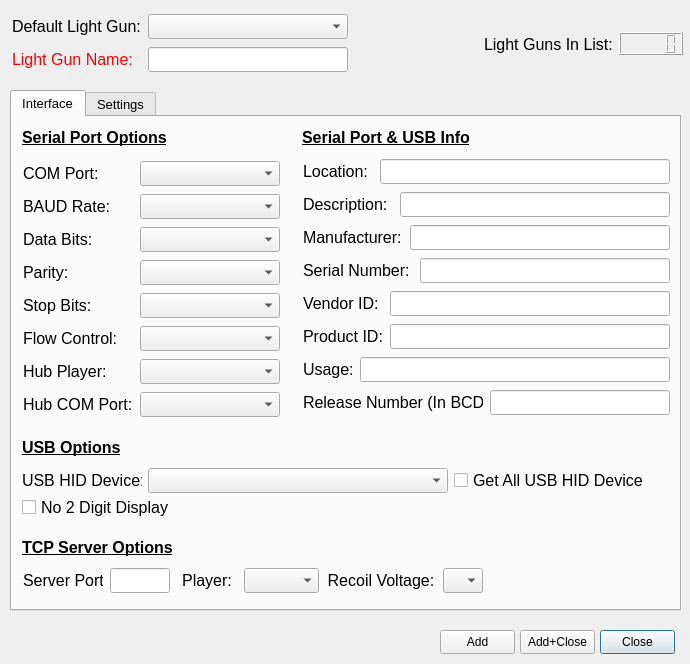
Above: Windows/addLightGunWindowV2.ui from 6Bolt/Hook-Of-The-Reaper before the change. Below: the same form after it.
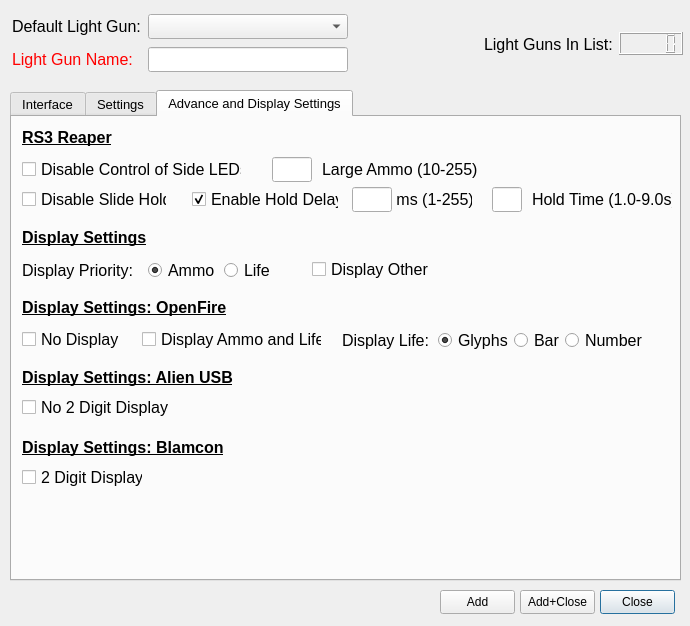
That is the form after the change. The open tabs and pages were chosen to show the change.

What changed in the file:
```diff
--- a/Windows/addLightGunWindowV2.ui
+++ b/Windows/addLightGunWindowV2.ui
@@ -7,7 +7,7 @@
     <x>0</x>
     <y>0</y>
     <width>690</width>
-    <height>664</height>
+    <height>626</height>
    </rect>
   </property>
   <property name="windowTitle">
@@ -19,7 +19,7 @@
      <x>10</x>
      <y>90</y>
      <width>671</width>
-     <height>521</height>
+     <height>491</height>
     </rect>
    </property>
    <property name="font">
@@ -83,29 +83,11 @@
       <set>Qt::AlignmentFlag::AlignLeading|Qt::AlignmentFlag::AlignLeft|Qt::AlignmentFlag::AlignVCenter</set>
      </property>
     </widget>
-    <widget class="QCheckBox" name="no2DigitCheckBox">
-     <property name="geometry">
-      <rect>
-       <x>10</x>
-       <y>380</y>
-       <width>161</width>
-       <height>21</height>
-      </rect>
-     </property>
-     <property name="font">
-      <font>
-       <pointsize>12</pointsize>
-      </font>
-     </property>
-     <property name="text">
-      <string>No 2 Digit Display</string>
-     </property>
-    </widget>
     <widget class="QLabel" name="label_23">
      <property name="geometry">
       <rect>
        <x>10</x>
-       <y>410</y>
+       <y>380</y>
        <width>151</width>
        <height>41</height>
       </rect>
@@ -144,7 +126,7 @@
       <string>Serial Port &amp; USB Info</string>
      </property>
     </widget>
-    <widget class="QWidget" name="">
+    <widget class="QWidget" name="layoutWidget">
      <property name="geometry">
       <rect>
        <x>10</x>
@@ -261,11 +243,11 @@
       </item>
      </layout>
     </widget>
-    <widget class="QWidget" name="">
+    <widget class="QWidget" name="layoutWidget">
      <property name="geometry">
       <rect>
        <x>10</x>
-       <y>450</y>
+       <y>420</y>
        <width>467</width>
        <height>27</height>
       </rect>
@@ -495,7 +477,7 @@
       </item>
      </layout>
     </widget>
-    <widget class="QWidget" name="">
+    <widget class="QWidget" name="layoutWidget">
      <property name="geometry">
       <rect>
        <x>290</x>
@@ -1109,7 +1091,7 @@
       </item>
      </layout>
     </widget>
-    <widget class="QWidget" name="">
+    <widget class="QWidget" name="layoutWidget">
      <property name="geometry">
       <rect>
        <x>10</x>
@@ -1576,7 +1558,7 @@
            </font>
           </property>
           <property name="text">
-           <string>Hub Player:</string>
+           <string>Hub USB:</string>
           </property>
          </widget>
         </item>
@@ -2683,12 +2665,813 @@
      </layout>
     </widget>
    </widget>
+   <widget class="QWidget" name="lgtab">
+    <attribute name="title">
+     <string>Advance and Display Settings</string>
+    </attribute>
+    <widget class="QLabel" name="recoilHeadLabel_2">
+     <property name="geometry">
+      <rect>
+       <x>10</x>
+       <y>0</y>
+       <width>91</width>
+       <height>41</height>
+      </rect>
+     </property>
+     <property name="font">
+      <font>
+       <pointsize>12</pointsize>
+       <bold>true</bold>
+       <underline>true</underline>
+      </font>
+     </property>
+     <property name="text">
+      <string>RS3 Reaper</string>
+     </property>
+     <property name="alignment">
+      <set>Qt::AlignmentFlag::AlignLeading|Qt::AlignmentFlag::AlignLeft|Qt::AlignmentFlag::AlignVCenter</set>
+     </property>
+    </widget>
+    <widget class="QCheckBox" name="reaperDisableLEDsCheckBox">
+     <property name="geometry">
+      <rect>
+       <x>10</x>
+       <y>40</y>
+       <width>220</width>
+       <height>25</height>
+      </rect>
+     </property>
+     <property name="sizePolicy">
+      <sizepolicy hsizetype="Fixed" vsizetype="Fixed">
+       <horstretch>0</horstretch>
+       <verstretch>0</verstretch>
+      </sizepolicy>
+     </property>
+     <property name="minimumSize">
+      <size>
+       <width>220</width>
+       <height>25</height>
+      </size>
+     </property>
+     <property name="maximumSize">
+      <size>
+       <width>220</width>
+       <height>25</height>
+      </size>
+     </property>
+     <property name="font">
+      <font>
+       <pointsize>12</pointsize>
+      </font>
+     </property>
+     <property name="text">
+      <string>Disable Control of Side LEDs</string>
+     </property>
+    </widget>
+    <widget class="QCheckBox" name="reaperDisableSlideCheckBox">
+     <property name="geometry">
+      <rect>
+       <x>10</x>
+       <y>70</y>
+       <width>145</width>
+       <height>25</height>
+      </rect>
+     </property>
+     <property name="sizePolicy">
+      <sizepolicy hsizetype="Fixed" vsizetype="Fixed">
+       <horstretch>0</horstretch>
+       <verstretch>0</verstretch>
+      </sizepolicy>
+     </property>
+     <property name="minimumSize">
+      <size>
+       <width>145</width>
+       <height>25</height>
+      </size>
+     </property>
+     <property name="maximumSize">
+      <size>
+       <width>145</width>
+       <height>25</height>
+      </size>
+     </property>
+     <property name="font">
+      <font>
+       <pointsize>12</pointsize>
+      </font>
+     </property>
+     <property name="text">
+      <string>Disable Slide Hold</string>
+     </property>
+    </widget>
+    <widget class="QCheckBox" name="reaperEnableSlideDelayCheckBox">
+     <property name="geometry">
+      <rect>
+       <x>180</x>
+       <y>70</y>
+       <width>147</width>
+       <height>25</height>
+      </rect>
+     </property>
+     <property name="sizePolicy">
+      <sizepolicy hsizetype="Fixed" vsizetype="Fixed">
+       <horstretch>0</horstretch>
+       <verstretch>0</verstretch>
+      </sizepolicy>
+     </property>
+     <property name="minimumSize">
+      <size>
+       <width>147</width>
+       <height>25</height>
+      </size>
+     </property>
+     <property name="maximumSize">
+      <size>
+       <width>147</width>
+       <height>25</height>
+      </size>
+     </property>
+     <property name="font">
+      <font>
+       <pointsize>12</pointsize>
+      </font>
+     </property>
+     <property name="text">
+      <string>Enable Hold Delay</string>
+     </property>
+     <property name="checked">
+      <bool>true</bool>
+     </property>
+    </widget>
+    <widget class="QLineEdit" name="reaperDelayTimeLineEdit">
+     <property name="geometry">
+      <rect>
+       <x>340</x>
+       <y>70</y>
+       <width>40</width>
+       <height>25</height>
+      </rect>
+     </property>
+     <property name="sizePolicy">
+      <sizepolicy hsizetype="Fixed" vsizetype="Fixed">
+       <horstretch>0</horstretch>
+       <verstretch>0</verstretch>
+      </sizepolicy>
+     </property>
+     <property name="minimumSize">
+      <size>
+       <width>40</width>
+       <height>25</height>
+      </size>
+     </property>
+     <property name="maximumSize">
+      <size>
+       <width>40</width>
+       <height>25</height>
+      </size>
+     </property>
+     <property name="font">
+      <font>
+       <pointsize>12</pointsize>
+      </font>
+     </property>
+     <property name="toolTip">
+      <string>Default is 145ms</string>
+     </property>
+    </widget>
+    <widget class="QLabel" name="reaperDelayLabel">
+     <property name="geometry">
+      <rect>
+       <x>380</x>
+       <y>70</y>
+       <width>80</width>
+       <height>25</height>
+      </rect>
+     </property>
+     <property name="minimumSize">
+      <size>
+       <width>80</width>
+       <height>25</height>
+      </size>
+     </property>
+     <property name="maximumSize">
+      <size>
+       <width>80</width>
+       <height>25</height>
+      </size>
+     </property>
+     <property name="font">
+      <font>
+       <pointsize>12</pointsize>
+      </font>
+     </property>
+     <property name="text">
+      <string> ms (1-255)</string>
+     </property>
+    </widget>
+    <widget class="QLineEdit" name="reaperSlideHoldTimeLineEdit">
+     <property name="geometry">
+      <rect>
+       <x>480</x>
+       <y>70</y>
+       <width>30</width>
+       <height>25</height>
+      </rect>
+     </property>
+     <property name="sizePolicy">
+      <sizepolicy hsizetype="Fixed" vsizetype="Fixed">
+       <horstretch>0</horstretch>
+       <verstretch>0</verstretch>
+      </sizepolicy>
+     </property>
+     <property name="minimumSize">
+      <size>
+       <width>30</width>
+       <height>25</height>
+      </size>
+     </property>
+     <property name="maximumSize">
+      <size>
+       <width>30</width>
+       <height>25</height>
+      </size>
+     </property>
+     <property name="font">
+      <font>
+       <pointsize>12</pointsize>
+      </font>
+     </property>
+     <property name="toolTip">
+      <string>Default is 5.0s</string>
+     </property>
+    </widget>
+    <widget class="QLabel" name="reaperHoldTimeLabel">
+     <property name="geometry">
+      <rect>
+       <x>520</x>
+       <y>70</y>
+       <width>140</width>
+       <height>25</height>
+      </rect>
+     </property>
+     <property name="sizePolicy">
+      <sizepolicy hsizetype="Fixed" vsizetype="Fixed">
+       <horstretch>0</horstretch>
+       <verstretch>0</verstretch>
+      </sizepolicy>
+     </property>
+     <property name="minimumSize">
+      <size>
+       <width>140</width>
+       <height>25</height>
+      </size>
+     </property>
+     <property name="maximumSize">
+      <size>
+       <width>140</width>
+       <height>25</height>
+      </size>
+     </property>
+     <property name="font">
+      <font>
+       <pointsize>12</pointsize>
+      </font>
+     </property>
+     <property name="text">
+      <string>Hold Time (1.0-9.0s)</string>
+     </property>
+    </widget>
+    <widget class="QLabel" name="recoilHeadLabel_3">
+     <property name="geometry">
+      <rect>
+       <x>10</x>
+       <y>100</y>
+       <width>131</width>
+       <height>41</height>
+      </rect>
+     </property>
+     <property name="font">
+      <font>
+       <pointsize>12</pointsize>
+       <bold>true</bold>
+       <underline>true</underline>
+      </font>
+     </property>
+     <property name="text">
+      <string>Display Settings</string>
+     </property>
+     <property name="alignment">
+      <set>Qt::AlignmentFlag::AlignLeading|Qt::AlignmentFlag::AlignLeft|Qt::AlignmentFlag::AlignVCenter</set>
+     </property>
+    </widget>
+    <widget class="QCheckBox" name="displayOtherCheckBox">
+     <property name="geometry">
+      <rect>
+       <x>300</x>
+       <y>140</y>
+       <width>120</width>
+       <height>25</height>
+      </rect>
+     </property>
+     <property name="sizePolicy">
+      <sizepolicy hsizetype="Fixed" vsizetype="Fixed">
+       <horstretch>0</horstretch>
+       <verstretch>0</verstretch>
+      </sizepolicy>
+     </property>
+     <property name="minimumSize">
+      <size>
+       <width>120</width>
+       <height>25</height>
+      </size>
+     </property>
+     <property name="maximumSize">
+      <size>
+       <width>120</width>
+       <height>25</height>
+      </size>
+     </property>
+     <property name="font">
+      <font>
+       <pointsize>12</pointsize>
+      </font>
+     </property>
+     <property name="text">
+      <string>Display Other</string>
+     </property>
+    </widget>
+    <widget class="QLabel" name="recoilHeadLabel_4">
+     <property name="geometry">
+      <rect>
+       <x>10</x>
+       <y>170</y>
+       <width>211</width>
+       <height>41</height>
+      </rect>
+     </property>
+     <property name="font">
+      <font>
+       <pointsize>12</pointsize>
+       <bold>true</bold>
+       <underline>true</underline>
+      </font>
+     </property>
+     <property name="text">
+      <string>Display Settings: OpenFire</string>
+     </property>
+     <property name="alignment">
+      <set>Qt::AlignmentFlag::AlignLeading|Qt::AlignmentFlag::AlignLeft|Qt::AlignmentFlag::AlignVCenter</set>
+     </property>
+    </widget>
+    <widget class="QCheckBox" name="openFireBothCheckBox">
+     <property name="geometry">
+      <rect>
+       <x>130</x>
+       <y>210</y>
+       <width>180</width>
+       <height>25</height>
+      </rect>
+     </property>
+     <property name="sizePolicy">
+      <sizepolicy hsizetype="Fixed" vsizetype="Fixed">
+       <horstretch>0</horstretch>
+       <verstretch>0</verstretch>
+      </sizepolicy>
+     </property>
+     <property name="minimumSize">
+      <size>
+       <width>180</width>
+       <height>25</height>
+      </size>
+     </property>
+     <property name="maximumSize">
+      <size>
+       <width>180</width>
+       <height>25</height>
+      </size>
+     </property>
+     <property name="font">
+      <font>
+       <pointsize>12</pointsize>
+      </font>
+     </property>
+     <property name="text">
+      <string>Display Ammo and Life</string>
+     </property>
+    </widget>
+    <widget class="QLabel" name="recoilHeadLabel_5">
+     <property name="geometry">
+      <rect>
+       <x>10</x>
+       <y>240</y>
+       <width>211</width>
+       <height>41</height>
+      </rect>
+     </property>
+     <property name="font">
+      <font>
+       <pointsize>12</pointsize>
+       <bold>true</bold>
+       <underline>true</underline>
+      </font>
+     </property>
+     <property name="text">
+      <string>Display Settings: Alien USB</string>
+     </property>
+     <property name="alignment">
+      <set>Qt::AlignmentFlag::AlignLeading|Qt::AlignmentFlag::AlignLeft|Qt::AlignmentFlag::AlignVCenter</set>
+     </property>
+    </widget>
+    <widget class="QCheckBox" name="no2DigitCheckBox">
+     <property name="geometry">
+      <rect>
+       <x>10</x>
+       <y>280</y>
+       <width>161</width>
+       <height>21</height>
+      </rect>
+     </property>
+     <property name="font">
+      <font>
+       <pointsize>12</pointsize>
+      </font>
+     </property>
+     <property name="text">
+      <string>No 2 Digit Display</string>
+     </property>
+    </widget>
+    <widget class="QLabel" name="recoilHeadLabel_6">
+     <property name="geometry">
+      <rect>
+       <x>10</x>
+       <y>310</y>
+       <width>201</width>
+       <height>41</height>
+      </rect>
+     </property>
+     <property name="font">
+      <font>
+       <pointsize>12</pointsize>
+       <bold>true</bold>
+       <underline>true</underline>
+      </font>
+     </property>
+     <property name="text">
+      <string>Display Settings: Blamcon</string>
+     </property>
+     <property name="alignment">
+      <set>Qt::AlignmentFlag::AlignLeading|Qt::AlignmentFlag::AlignLeft|Qt::AlignmentFlag::AlignVCenter</set>
+     </property>
+    </widget>
+    <widget class="QCheckBox" name="blamconDisplayCheckBox">
+     <property name="geometry">
+      <rect>
+       <x>10</x>
+       <y>350</y>
+       <width>121</width>
+       <height>21</height>
+      </rect>
+     </property>
+     <property name="font">
+      <font>
+       <pointsize>12</pointsize>
+      </font>
+     </property>
+     <property name="text">
+      <string>2 Digit Display</string>
+     </property>
+    </widget>
+    <widget class="QWidget" name="layoutWidget">
+     <property name="geometry">
+      <rect>
+       <x>10</x>
+       <y>140</y>
+       <width>254</width>
+       <height>27</height>
+      </rect>
+     </property>
+     <layout class="QHBoxLayout" name="horizontalLayout_28">
+      <item>
+       <widget class="QLabel" name="displayPriorityLabel">
+        <property name="sizePolicy">
+         <sizepolicy hsizetype="Fixed" vsizetype="Fixed">
+          <horstretch>0</horstretch>
+          <verstretch>0</verstretch>
+         </sizepolicy>
+        </property>
+        <property name="minimumSize">
+         <size>
+          <width>120</width>
+          <height>25</height>
+         </size>
+        </property>
+        <property name="maximumSize">
+         <size>
+          <width>120</width>
+          <height>25</height>
+         </size>
+        </property>
+        <property name="font">
+         <font>
+          <pointsize>12</pointsize>
+         </font>
+        </property>
+        <property name="text">
+         <string>Display Priority:</string>
+        </property>
+       </widget>
+      </item>
+      <item>
+       <widget class="QRadioButton" name="ammoRadioButton">
+        <property name="sizePolicy">
+         <sizepolicy hsizetype="Fixed" vsizetype="Fixed">
+          <horstretch>0</horstretch>
+          <verstretch>0</verstretch>
+         </sizepolicy>
+        </property>
+        <property name="minimumSize">
+         <size>
+          <width>70</width>
+          <height>25</height>
+         </size>
+        </property>
+        <property name="maximumSize">
+         <size>
+          <width>70</width>
+          <height>25</height>
+         </size>
+        </property>
+        <property name="font">
+         <font>
+          <pointsize>12</pointsize>
+         </font>
+        </property>
+        <property name="text">
+         <string>Ammo</string>
+        </property>
+        <property name="checked">
+         <bool>true</bool>
+        </property>
+       </widget>
+      </item>
+      <item>
+       <widget class="QRadioButton" name="lifeRadioButton">
+        <property name="minimumSize">
+         <size>
+          <width>50</width>
+          <height>25</height>
+         </size>
+        </property>
+        <property name="maximumSize">
+         <size>
+          <width>50</width>
+          <height>25</height>
+         </size>
+        </property>
+        <property name="font">
+         <font>
+          <pointsize>12</pointsize>
+         </font>
+        </property>
+        <property name="text">
+         <string>Life</string>
+        </property>
+       </widget>
+      </item>
+     </layout>
+    </widget>
+    <widget class="QWidget" name="layoutWidget">
+     <property name="geometry">
+      <rect>
+       <x>330</x>
+       <y>210</y>
+       <width>305</width>
+       <height>27</height>
+      </rect>
+     </property>
+     <layout class="QHBoxLayout" name="horizontalLayout_29">
+      <item>
+       <widget class="QLabel" name="openFireDisplayLifeLabel">
+        <property name="minimumSize">
+         <size>
+          <width>90</width>
+          <height>25</height>
+         </size>
+        </property>
+        <property name="maximumSize">
+         <size>
+          <width>90</width>
+          <height>25</height>
+         </size>
+        </property>
+        <property name="font">
+         <font>
+          <pointsize>12</pointsize>
+         </font>
+        </property>
+        <property name="text">
+         <string>Display Life:</string>
+        </property>
+       </widget>
+      </item>
+      <item>
+       <widget class="QRadioButton" name="openFireGlyphRadioButton">
+        <property name="sizePolicy">
+         <sizepolicy hsizetype="Fixed" vsizetype="Fixed">
+          <horstretch>0</horstretch>
+          <verstretch>0</verstretch>
+         </sizepolicy>
+        </property>
+        <property name="minimumSize">
+         <size>
+          <width>70</width>
+          <height>25</height>
+         </size>
+        </property>
+        <property name="maximumSize">
+         <size>
+          <width>70</width>
+          <height>25</height>
+         </size>
+        </property>
+        <property name="font">
+         <font>
+          <pointsize>12</pointsize>
+         </font>
+        </property>
+        <property name="text">
+         <string>Glyphs</string>
+        </property>
+        <property name="checked">
+         <bool>true</bool>
+        </property>
+       </widget>
+      </item>
+      <item>
+       <widget class="QRadioButton" name="openFireBarRadioButton">
+        <property name="sizePolicy">
+         <sizepolicy hsizetype="Fixed" vsizetype="Fixed">
+          <horstretch>0</horstretch>
+          <verstretch>0</verstretch>
+         </sizepolicy>
+        </property>
+        <property name="minimumSize">
+         <size>
+          <width>45</width>
+          <height>25</height>
+         </size>
+        </property>
+        <property name="maximumSize">
+         <size>
+          <width>45</width>
+          <height>25</height>
+         </size>
+        </property>
+        <property name="font">
+         <font>
+          <pointsize>12</pointsize>
+         </font>
+        </property>
+        <property name="text">
+         <string>Bar</string>
+        </property>
+       </widget>
+      </item>
+      <item>
+       <widget class="QRadioButton" name="openFireNumberRadioButton">
+        <property name="sizePolicy">
+         <sizepolicy hsizetype="Fixed" vsizetype="Fixed">
+          <horstretch>0</horstretch>
+          <verstretch>0</verstretch>
+         </sizepolicy>
+        </property>
+        <property name="minimumSize">
+         <size>
+          <width>80</width>
+          <height>25</height>
+         </size>
+        </property>
+        <property name="maximumSize">
+         <size>
+          <width>80</width>
+          <height>25</height>
+         </size>
+        </property>
+        <property name="font">
+         <font>
+          <pointsize>12</pointsize>
+         </font>
+        </property>
+        <property name="text">
+         <string>Number</string>
+        </property>
+       </widget>
+      </item>
+     </layout>
+    </widget>
+    <widget class="QLineEdit" name="reaperLargeAmmoLineEdit">
+     <property name="geometry">
+      <rect>
+       <x>260</x>
+       <y>40</y>
+       <width>40</width>
+       <height>25</height>
+      </rect>
+     </property>
+     <property name="minimumSize">
+      <size>
+       <width>40</width>
+       <height>25</height>
+      </size>
+     </property>
+     <property name="maximumSize">
+      <size>
+       <width>40</width>
+       <height>25</height>
+      </size>
+     </property>
+     <property name="font">
+      <font>
+       <pointsize>12</pointsize>
+      </font>
+     </property>
+     <property name="toolTip">
+      <string>Default is 15</string>
+     </property>
+    </widget>
+    <widget class="QLabel" name="reaperLargeAmmoLabel">
+     <property name="geometry">
+      <rect>
+       <x>310</x>
+       <y>40</y>
+       <width>155</width>
+       <height>25</height>
+      </rect>
+     </property>
+     <property name="minimumSize">
+      <size>
+       <width>155</width>
+       <height>25</height>
+      </size>
+     </property>
+     <property name="maximumSize">
+      <size>
+       <width>155</width>
+       <height>25</height>
+      </size>
+     </property>
+     <property name="font">
+      <font>
+       <pointsize>12</pointsize>
+      </font>
+     </property>
+     <property name="text">
+      <string>Large Ammo (10-255)</string>
+     </property>
+    </widget>
+    <widget class="QCheckBox" name="openFireNoDisplayCheckBox">
+     <property name="geometry">
+      <rect>
+       <x>10</x>
+       <y>210</y>
+       <width>100</width>
+       <height>25</height>
+      </rect>
+     </property>
+     <property name="sizePolicy">
+      <sizepolicy hsizetype="Fixed" vsizetype="Fixed">
+       <horstretch>0</horstretch>
+       <verstretch>0</verstretch>
+      </sizepolicy>
+     </property>
+     <property name="minimumSize">
+      <size>
+       <width>100</width>
+       <height>25</height>
+      </size>
+     </property>
+     <property name="maximumSize">
+      <size>
+       <width>100</width>
+       <height>25</height>
+      </size>
+     </property>
+     <property name="font">
+      <font>
+       <pointsize>12</pointsize>
+      </font>
+     </property>
+     <property name="text">
+      <string>No Display</string>
+     </property>
+    </widget>
+   </widget>
   </widget>
   <widget class="QPushButton" name="cancelPushButton">
    <property name="geometry">
     <rect>
      <x>600</x>
-     <y>630</y>
+     <y>590</y>
      <width>75</width>
      <height>24</height>
     </rect>
@@ -2707,7 +3490,7 @@
    <property name="geometry">
     <rect>
      <x>520</x>
-     <y>630</y>
+     <y>590</y>
      <width>75</width>
      <height>24</height>
     </rect>
@@ -2723,7 +3506,7 @@
    <property name="geometry">
     <rect>
      <x>440</x>
-     <y>630</y>
+     <y>590</y>
      <width>75</width>
      <height>24</height>
     </rect>
@@ -2735,7 +3518,7 @@
     <bool>false</bool>
    </property>
   </widget>
-  <widget class="QWidget" name="">
+  <widget class="QWidget" name="layoutWidget">
    <property name="geometry">
     <rect>
      <x>12</x>
```
Left out of the diff: 10 changed lines with no effect on the pictures.
